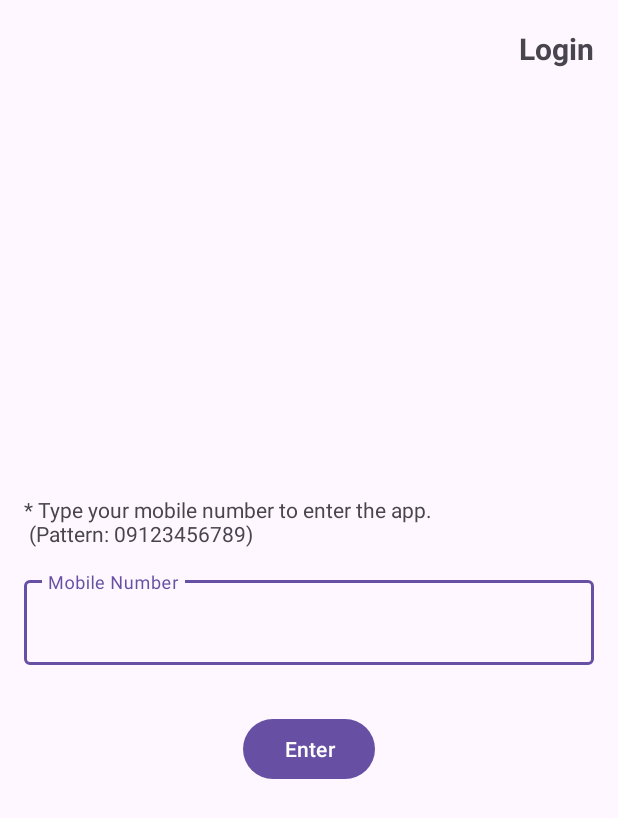
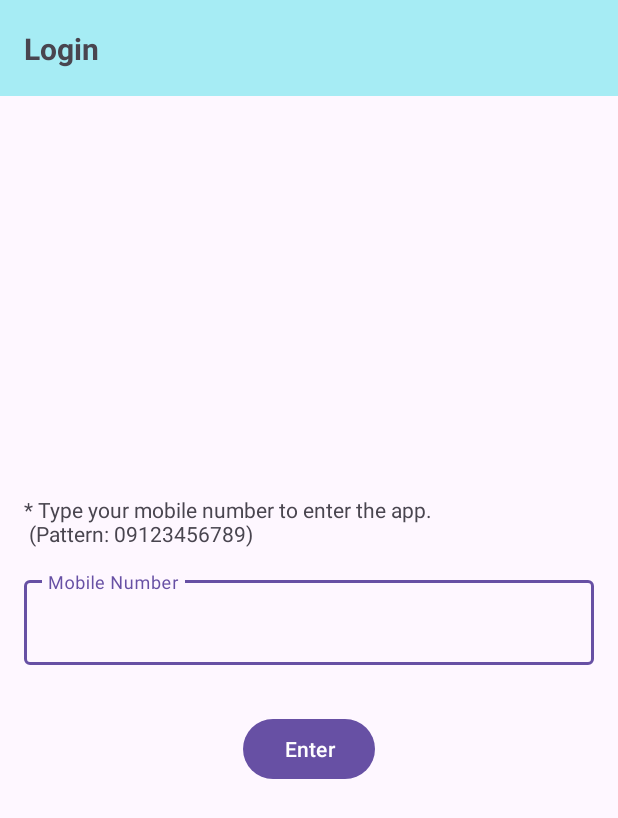
Before and after one commit to hrka6761/Rasad, an Android app: the screen it shows after launch (MainActivity), on a phone screen of 412 x 824 dp. Shown: the top 818 px of the screen. Run offline under Robolectric (Android 15) with nearby library versions, the phone set to English and light mode, and no system bars; our stand-ins replace Dagger/Hilt's generated code.

Commit message:
Modifying all fragments toolbar

```diff
--- a/app/src/main/java/ir/srp/rasad/presentation/home/HomeFragment.kt
+++ b/app/src/main/java/ir/srp/rasad/presentation/home/HomeFragment.kt
@@ -1,7 +1,6 @@
 package ir.srp.rasad.presentation.home
 
 import android.os.Bundle
-import androidx.fragment.app.Fragment
 import android.view.LayoutInflater
 import android.view.View
 import android.view.ViewGroup
--- a/app/src/main/res/layout/fragment_login.xml
+++ b/app/src/main/res/layout/fragment_login.xml
@@ -10,6 +10,7 @@
         android:id="@+id/toolbar"
         android:layout_width="match_parent"
         android:layout_height="?actionBarSize"
+        android:background="#A6ECF4"
         app:layout_constraintEnd_toEndOf="parent"
         app:layout_constraintStart_toStartOf="parent"
         app:layout_constraintTop_toTopOf="parent">
@@ -23,7 +24,7 @@
             android:textSize="20sp"
             android:textStyle="bold"
             app:layout_constraintBottom_toBottomOf="parent"
-            app:layout_constraintEnd_toEndOf="parent"
+            app:layout_constraintStart_toStartOf="parent"
             app:layout_constraintTop_toTopOf="parent" />
 
     </androidx.constraintlayout.widget.ConstraintLayout>
--- a/app/src/main/res/layout/fragment_otp.xml
+++ b/app/src/main/res/layout/fragment_otp.xml
@@ -10,6 +10,7 @@
         android:id="@+id/toolbar"
         android:layout_width="match_parent"
         android:layout_height="?actionBarSize"
+        android:background="#A6ECF4"
         app:layout_constraintEnd_toEndOf="parent"
         app:layout_constraintStart_toStartOf="parent"
         app:layout_constraintTop_toTopOf="parent">
@@ -33,7 +34,7 @@
             android:textSize="20sp"
             android:textStyle="bold"
             app:layout_constraintBottom_toBottomOf="parent"
-            app:layout_constraintEnd_toEndOf="parent"
+            app:layout_constraintStart_toEndOf="@+id/back_otp_btn"
             app:layout_constraintTop_toTopOf="parent" />
 
     </androidx.constraintlayout.widget.ConstraintLayout>
--- a/app/src/main/res/layout/fragment_profile.xml
+++ b/app/src/main/res/layout/fragment_profile.xml
@@ -44,7 +44,7 @@
             android:textSize="20sp"
             android:textStyle="bold"
             app:layout_constraintBottom_toBottomOf="parent"
-            app:layout_constraintEnd_toEndOf="parent"
+            app:layout_constraintStart_toEndOf="@+id/back_profile_btn"
             app:layout_constraintTop_toTopOf="parent" />
 
     </androidx.constraintlayout.widget.ConstraintLayout>
--- a/app/src/main/res/layout/fragment_register.xml
+++ b/app/src/main/res/layout/fragment_register.xml
@@ -10,6 +10,7 @@
         android:id="@+id/toolbar"
         android:layout_width="match_parent"
         android:layout_height="?actionBarSize"
+        android:background="#A6ECF4"
         app:layout_constraintEnd_toEndOf="parent"
         app:layout_constraintStart_toStartOf="parent"
         app:layout_constraintTop_toTopOf="parent">
@@ -33,7 +34,7 @@
             android:textSize="20sp"
             android:textStyle="bold"
             app:layout_constraintBottom_toBottomOf="parent"
-            app:layout_constraintEnd_toEndOf="parent"
+            app:layout_constraintStart_toEndOf="@+id/back_register_btn"
             app:layout_constraintTop_toTopOf="parent" />
 
     </androidx.constraintlayout.widget.ConstraintLayout>
--- a/app/src/main/res/layout/fragment_settings.xml
+++ b/app/src/main/res/layout/fragment_settings.xml
@@ -34,7 +34,7 @@
             android:textSize="20sp"
             android:textStyle="bold"
             app:layout_constraintBottom_toBottomOf="parent"
-            app:layout_constraintEnd_toEndOf="parent"
+            app:layout_constraintStart_toEndOf="@+id/back_settings_btn"
             app:layout_constraintTop_toTopOf="parent" />
 
     </androidx.constraintlayout.widget.ConstraintLayout>
```
